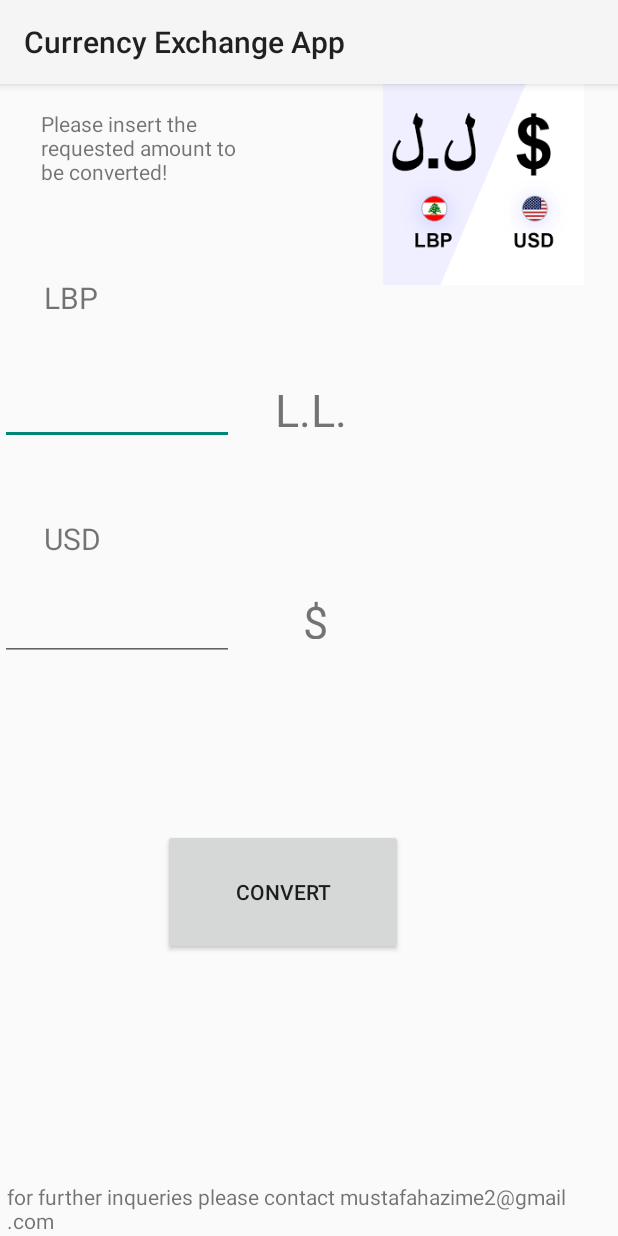
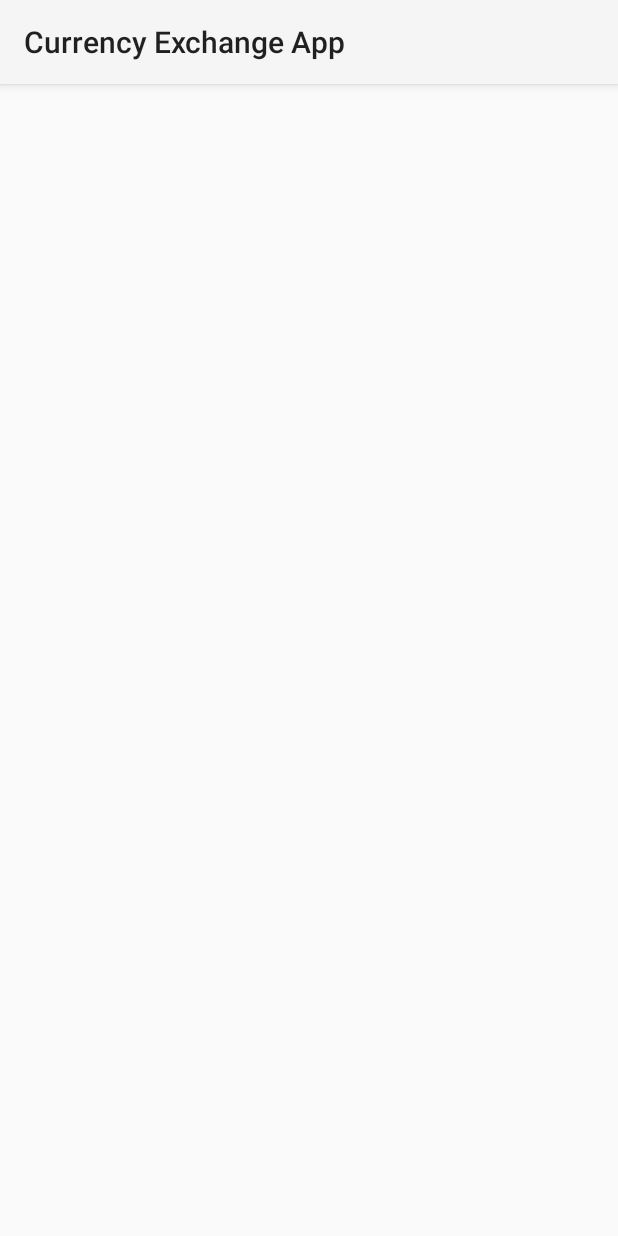
Before and after one commit to MustafaHazime/ExchangeApp, an Android app: the MainActivity2 screen opened directly, with no data from a screen before it, on a phone screen of 412 x 824 dp. Run offline under Robolectric (Android 15) with nearby library versions, the phone set to English and light mode, and no system bars; 4 statements that could not run were skipped.

Commit message:
Commit 11

```diff
--- a/app/src/main/res/layout/activity_main3.xml
+++ b/app/src/main/res/layout/activity_main3.xml
@@ -6,152 +6,7 @@
     android:layout_height="match_parent"
     tools:context=".MainActivity2">
 
-    <TextView
-        android:id="@+id/textView3"
-        android:layout_width="133dp"
-        android:layout_height="52dp"
-        android:text="Please insert the requested amount to be converted!"
-        app:layout_constraintBottom_toBottomOf="parent"
-        app:layout_constraintHorizontal_bias="0.097"
-        app:layout_constraintLeft_toLeftOf="parent"
-        app:layout_constraintRight_toRightOf="parent"
-        app:layout_constraintTop_toTopOf="parent"
-        app:layout_constraintVertical_bias="0.023" />
 
-
-    <TextView
-        android:id="@+id/textView"
-        android:layout_width="40dp"
-        android:layout_height="24dp"
-        android:text="LBP"
-        android:textSize="20sp"
-        app:layout_constraintBottom_toBottomOf="parent"
-        app:layout_constraintHorizontal_bias="0.078"
-        app:layout_constraintLeft_toLeftOf="parent"
-        app:layout_constraintRight_toRightOf="parent"
-        app:layout_constraintTop_toTopOf="parent"
-        app:layout_constraintVertical_bias="0.173" />
-
-    <EditText
-        android:id="@+id/lebanese"
-        android:layout_width="156dp"
-        android:layout_height="71dp"
-        android:inputType="number"
-        android:textSize="30sp"
-        app:layout_constraintBottom_toBottomOf="parent"
-        app:layout_constraintTop_toTopOf="parent"
-        app:layout_constraintVertical_bias="0.243"
-        tools:layout_editor_absoluteX="27dp" />
-
-    <TextView
-        android:id="@+id/textView6"
-        android:layout_width="108dp"
-        android:layout_height="44dp"
-        android:text="L.L."
-        android:textSize="30sp"
-        app:layout_constraintBottom_toBottomOf="parent"
-        app:layout_constraintHorizontal_bias="0.603"
-        app:layout_constraintLeft_toLeftOf="parent"
-        app:layout_constraintRight_toRightOf="parent"
-        app:layout_constraintTop_toTopOf="parent"
-        app:layout_constraintVertical_bias="0.272" />
-
-    <TextView
-        android:id="@+id/textView2"
-        android:layout_width="44dp"
-        android:layout_height="25dp"
-        android:text="USD"
-        android:textSize="20sp"
-        app:layout_constraintBottom_toBottomOf="parent"
-        app:layout_constraintHorizontal_bias="0.079"
-        app:layout_constraintLeft_toLeftOf="parent"
-        app:layout_constraintRight_toRightOf="parent"
-        app:layout_constraintTop_toTopOf="parent"
-        app:layout_constraintVertical_bias="0.39" />
-
-    <EditText
-        android:id="@+id/dollar"
-        android:layout_width="156dp"
-        android:layout_height="71dp"
-        android:inputType="number"
-        android:textSize="30sp"
-        app:layout_constraintBottom_toBottomOf="parent"
-        app:layout_constraintTop_toTopOf="parent"
-        app:layout_constraintVertical_bias="0.45"
-        tools:layout_editor_absoluteX="29dp" />
-
-    <TextView
-        android:id="@+id/textView5"
-        android:layout_width="33dp"
-        android:layout_height="32dp"
-        android:text="$"
-        android:textSize="30sp"
-        app:layout_constraintBottom_toBottomOf="parent"
-        app:layout_constraintHorizontal_bias="0.534"
-        app:layout_constraintLeft_toLeftOf="parent"
-        app:layout_constraintRight_toRightOf="parent"
-        app:layout_constraintTop_toTopOf="parent"
-        app:layout_constraintVertical_bias="0.459" />
-
-    <Button
-        android:id="@+id/convertbutt"
-        android:layout_width="160dp"
-        android:layout_height="84dp"
-        android:onClick="buttonClick"
-        android:text="Convert"
-        app:layout_constraintBottom_toBottomOf="parent"
-        app:layout_constraintEnd_toEndOf="parent"
-        app:layout_constraintHorizontal_bias="0.43"
-        app:layout_constraintStart_toStartOf="parent"
-        app:layout_constraintTop_toBottomOf="@+id/dollar"
-        app:layout_constraintVertical_bias="0.374" />
-
-    <TextView
-        android:id="@+id/linkage"
-        android:layout_width="92dp"
-        android:layout_height="97dp"
-        app:layout_constraintBottom_toBottomOf="parent"
-        app:layout_constraintHorizontal_bias="0.949"
-        app:layout_constraintLeft_toLeftOf="parent"
-        app:layout_constraintRight_toRightOf="parent"
-        app:layout_constraintTop_toTopOf="parent"
-        app:layout_constraintVertical_bias="0.282" />
-
-    <TextView
-        android:id="@+id/link"
-        android:layout_width="99dp"
-        android:layout_height="94dp"
-        app:layout_constraintBottom_toBottomOf="parent"
-        app:layout_constraintEnd_toEndOf="parent"
-        app:layout_constraintHorizontal_bias="0.947"
-        app:layout_constraintStart_toStartOf="parent"
-        app:layout_constraintTop_toTopOf="parent"
-        app:layout_constraintVertical_bias="0.515" />
-
-
-    <ImageView
-        android:id="@+id/imageView"
-        android:layout_width="179dp"
-        android:layout_height="134dp"
-        app:layout_constraintBottom_toBottomOf="parent"
-        app:layout_constraintEnd_toEndOf="parent"
-        app:layout_constraintHorizontal_bias="1.0"
-        app:layout_constraintStart_toStartOf="parent"
-        app:layout_constraintTop_toTopOf="parent"
-        app:layout_constraintVertical_bias="0.0"
-        app:srcCompat="@drawable/background" />
-
-    <TextView
-        android:id="@+id/textView8"
-        android:layout_width="401dp"
-        android:layout_height="36dp"
-        android:text="for further inqueries please contact mustafahazime2@gmail.com"
-        app:layout_constraintBottom_toBottomOf="parent"
-        app:layout_constraintEnd_toEndOf="parent"
-        app:layout_constraintHorizontal_bias="0.444"
-        app:layout_constraintStart_toStartOf="parent"
-        app:layout_constraintTop_toTopOf="parent"
-        app:layout_constraintVertical_bias="1.0" />
 
 
 
```
